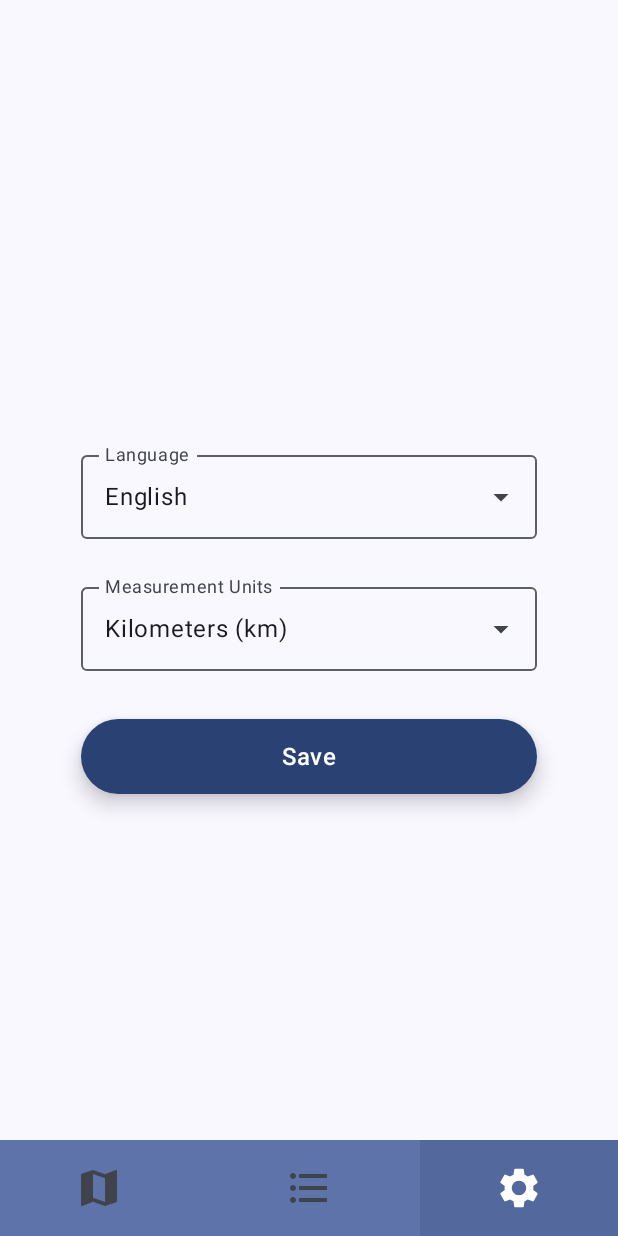
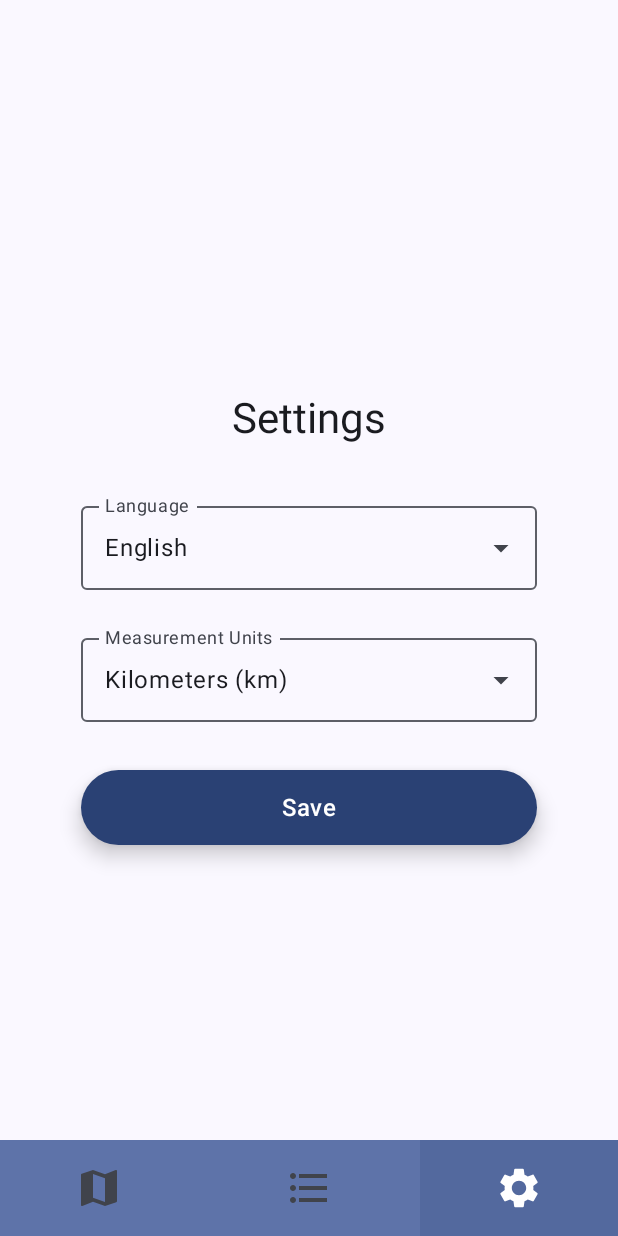
Before and after one commit to TianK003/PhysicalActivityTracker_android, an Android app built with Jetpack Compose: the SettingsScreen screen opened through its navigation route, on a phone screen of 412 x 824 dp. Run offline under Robolectric (Android 15) with nearby library versions, the light colour scheme and no system bars.

Commit message:
Updated settings screen

```diff
--- a/app/src/main/java/mau/se/physicalactivitytracker/ui/screens/SettingsScreen.kt
+++ b/app/src/main/java/mau/se/physicalactivitytracker/ui/screens/SettingsScreen.kt
@@ -5,6 +5,7 @@ import androidx.compose.material3.*
 import androidx.compose.runtime.*
 import androidx.compose.ui.Alignment
 import androidx.compose.ui.Modifier
+import androidx.compose.ui.text.style.TextAlign
 import androidx.compose.ui.unit.dp
 import androidx.lifecycle.compose.collectAsStateWithLifecycle
 import androidx.lifecycle.viewmodel.compose.viewModel
@@ -33,6 +34,16 @@ fun SettingsScreen() {
         horizontalAlignment = Alignment.CenterHorizontally,
         verticalArrangement = Arrangement.Center
     ) {
+
+        Text(
+            text = "Settings",
+            style = MaterialTheme.typography.headlineMedium,
+            modifier = Modifier.fillMaxWidth(),
+            textAlign = TextAlign.Center
+        )
+
+        Spacer(modifier = Modifier.height(32.dp))
+
         // Language Dropdown
         Box(modifier = Modifier.fillMaxWidth(0.8f)) {
             LanguageDropdown(
```
